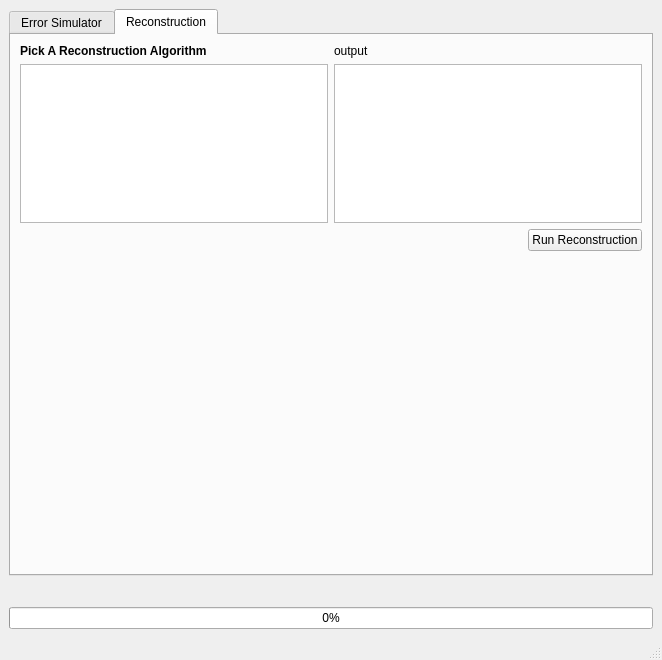
Above: dnaSimulator/dnaSimulator2.ui from oyerush/DNASimulator before the change. Below: the same form after it.
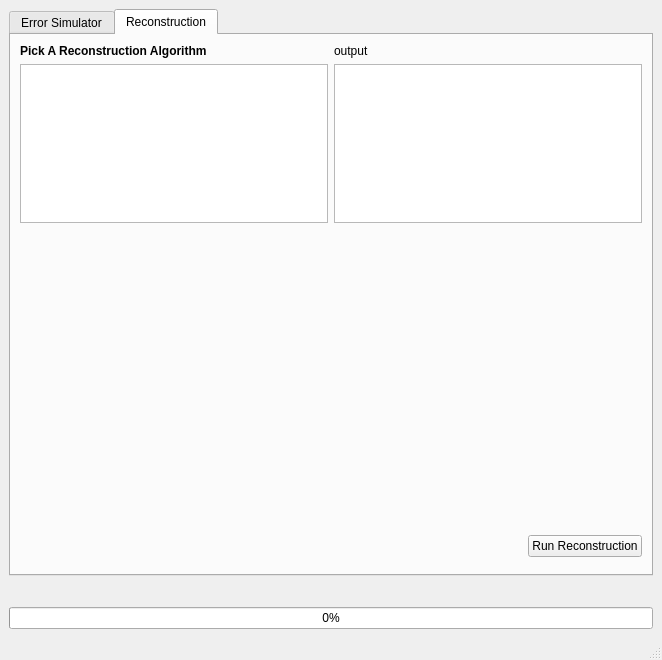
That is the form after the change. The open tabs and pages were chosen to show the change. Custom widgets are drawn as their Qt base class.

```diff
--- a/dnaSimulator/dnaSimulator2.ui
+++ b/dnaSimulator/dnaSimulator2.ui
@@ -826,6 +826,24 @@
            </layout>
           </item>
           <item>
+           <layout class="QVBoxLayout" name="histo_img_verticalLayout">
+            <item>
+             <widget class="QLabel" name="histogram_img">
+              <property name="minimumSize">
+               <size>
+                <width>200</width>
+                <height>300</height>
+               </size>
+              </property>
+              <property name="text">
+               <string/>
+              </property>
+              <property name="scaledContents">
+               <bool>true</bool>
+              </property>
+             </widget>
+            </item>
+            <item>
            <layout class="QHBoxLayout" name="run_reconstruction_horizontalLayout">
             <item>
              <spacer name="run_reconstruction_horizontalSpacer">
@@ -848,24 +866,6 @@
              </widget>
             </item>
            </layout>
-          </item>
-          <item>
-           <layout class="QVBoxLayout" name="histo_img_verticalLayout">
-            <item>
-             <widget class="QLabel" name="histogram_img">
-              <property name="minimumSize">
-               <size>
-                <width>200</width>
-                <height>300</height>
-               </size>
-              </property>
-              <property name="text">
-               <string/>
-              </property>
-              <property name="scaledContents">
-               <bool>true</bool>
-              </property>
-             </widget>
             </item>
            </layout>
           </item>
```
Lines whose indentation alone changed are shown as unchanged.
